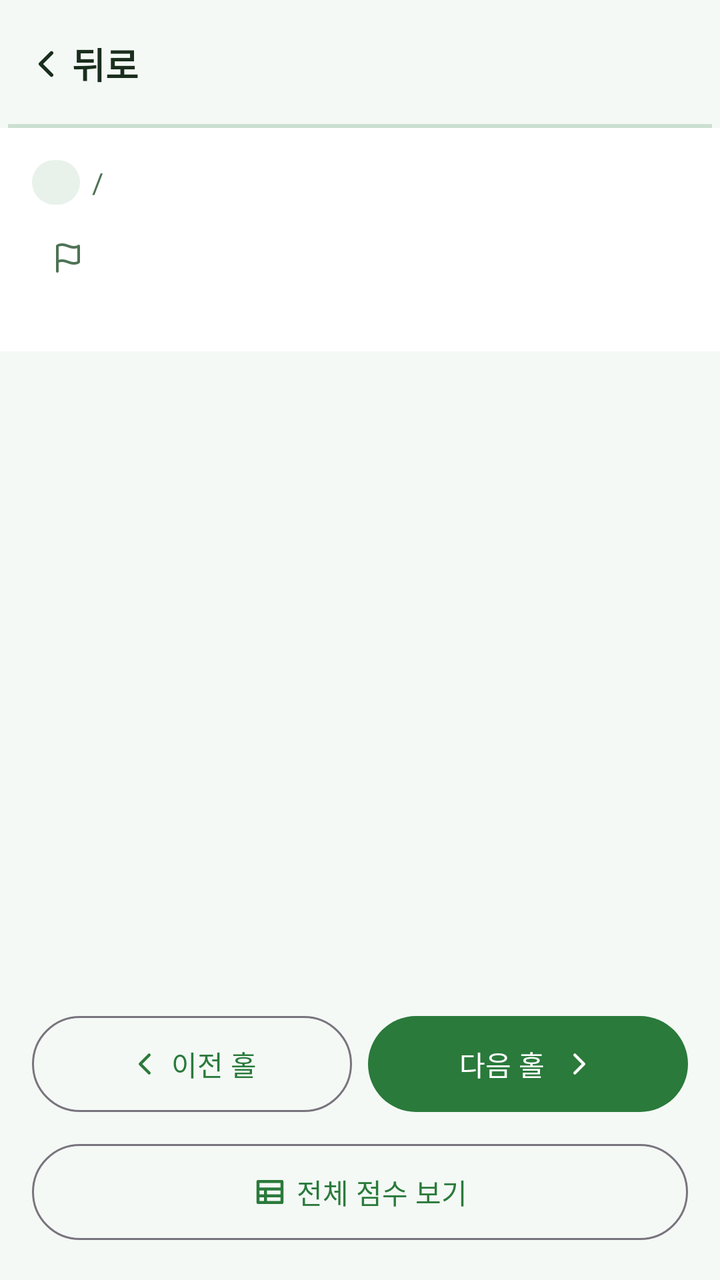
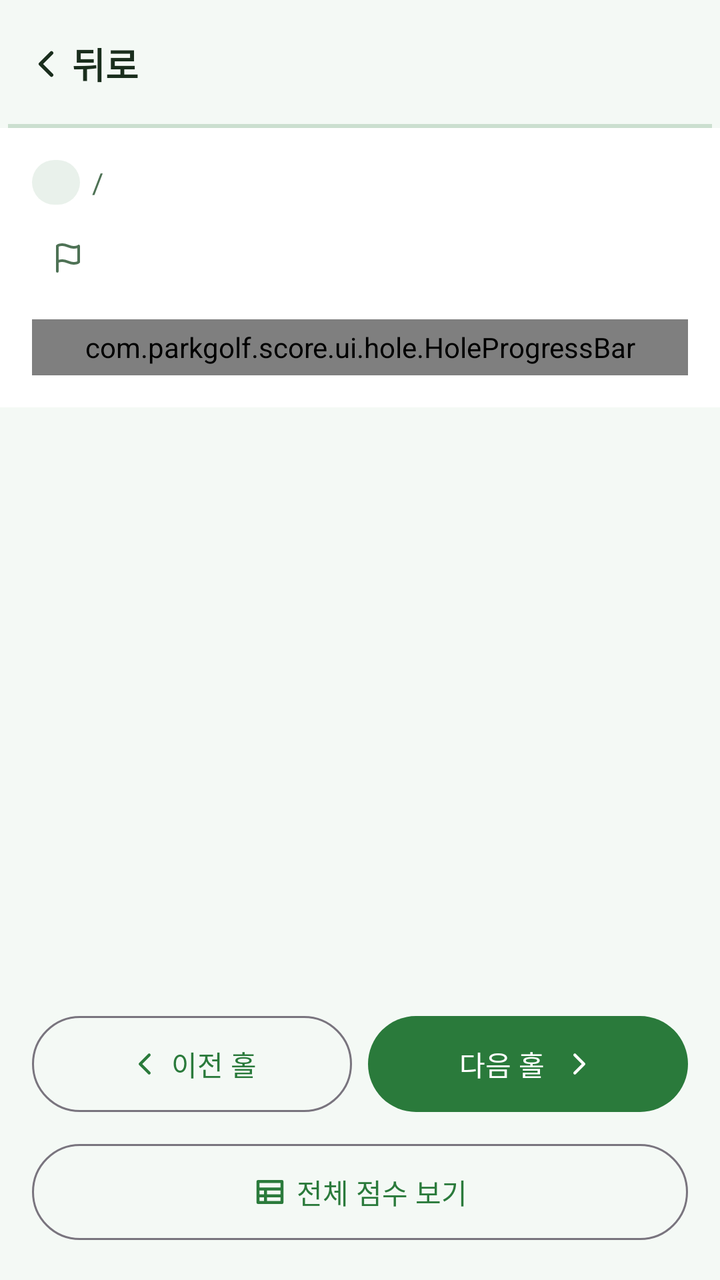

An Android layout rendered at two revisions. The XML below is the earlier revision; the diff shows what the commit changed to produce the second picture.
<!-- AndroidManifest.xml: application theme Theme.ParkGolf -->
<!-- res/layout/fragment_hole_input.xml -->
<?xml version="1.0" encoding="utf-8"?>
<LinearLayout xmlns:android="http://schemas.android.com/apk/res/android"
    xmlns:app="http://schemas.android.com/apk/res-auto"
    android:layout_width="match_parent" android:layout_height="match_parent"
    android:orientation="vertical" android:background="?attr/parkBackground">

    <include android:id="@+id/topBar" layout="@layout/view_top_bar" />

    <LinearLayout android:layout_width="match_parent" android:layout_height="wrap_content"
        android:orientation="vertical" android:background="@color/card"
        android:padding="@dimen/screen_padding">
        <LinearLayout android:layout_width="wrap_content" android:layout_height="wrap_content"
            android:orientation="horizontal" android:gravity="center_vertical">
            <TextView android:id="@+id/tvVenueChip"
                android:layout_width="wrap_content" android:layout_height="wrap_content"
                android:background="@drawable/bg_pill_primary" android:paddingHorizontal="12dp"
                android:paddingVertical="3dp" android:textColor="?attr/parkPrimary"
                android:textStyle="bold" android:textSize="12sp" />
            <TextView android:layout_width="wrap_content" android:layout_height="wrap_content"
                android:text="/" android:layout_marginHorizontal="6dp"
                android:textColor="?attr/parkMutedForeground" />
            <TextView android:id="@+id/tvCourse"
                android:layout_width="wrap_content" android:layout_height="wrap_content"
                android:textColor="?attr/parkForeground" android:textStyle="bold" android:textSize="12sp" />
        </LinearLayout>

        <LinearLayout android:layout_width="match_parent" android:layout_height="wrap_content"
            android:orientation="horizontal" android:gravity="center_vertical"
            android:layout_marginTop="8dp">
            <TextView android:id="@+id/tvHole"
                android:layout_width="wrap_content" android:layout_height="wrap_content"
                android:textSize="28sp" android:textStyle="bold" android:textColor="?attr/parkForeground" />
            <ImageView android:layout_width="16dp" android:layout_height="16dp"
                android:layout_marginStart="10dp" android:src="@drawable/ic_flag"
                app:tint="?attr/parkMutedForeground" android:importantForAccessibility="no" />
            <TextView android:id="@+id/tvPar"
                android:layout_width="wrap_content" android:layout_height="wrap_content"
                android:layout_marginStart="4dp" android:textColor="?attr/parkMutedForeground"
                android:textStyle="bold" />
            <View android:layout_width="0dp" android:layout_height="1dp" android:layout_weight="1" />
            <TextView android:id="@+id/tvHoleCounter"
                android:layout_width="wrap_content" android:layout_height="wrap_content"
                android:textColor="?attr/parkMutedForeground" android:textStyle="bold" />
        </LinearLayout>

        <HorizontalScrollView android:layout_width="match_parent" android:layout_height="wrap_content"
            android:layout_marginTop="12dp" android:scrollbars="none">
            <LinearLayout android:id="@+id/dotsContainer"
                android:layout_width="wrap_content" android:layout_height="wrap_content"
                android:orientation="horizontal" android:gravity="center_vertical" />
        </HorizontalScrollView>
    </LinearLayout>

    <ScrollView android:layout_width="match_parent" android:layout_height="0dp"
        android:layout_weight="1" android:fillViewport="true" android:padding="@dimen/screen_padding">
        <LinearLayout android:id="@+id/playerContainer"
            android:layout_width="match_parent" android:layout_height="wrap_content"
            android:orientation="vertical" />
    </ScrollView>

    <LinearLayout android:layout_width="match_parent" android:layout_height="wrap_content"
        android:orientation="vertical" android:padding="@dimen/screen_padding"
        android:background="?attr/parkBackground">
        <LinearLayout android:layout_width="match_parent" android:layout_height="wrap_content"
            android:orientation="horizontal">
            <Button android:id="@+id/btnPrev" style="?attr/materialButtonOutlinedStyle"
                android:layout_width="0dp" android:layout_height="wrap_content" android:layout_weight="1"
                android:minHeight="@dimen/touch_min" android:text="@string/prev_hole_plain"
                android:maxLines="1" app:icon="@drawable/ic_chevron_left" app:iconGravity="textStart" />
            <Button android:id="@+id/btnNext"
                android:layout_width="0dp" android:layout_height="wrap_content" android:layout_weight="1"
                android:layout_marginStart="8dp" android:minHeight="@dimen/touch_min"
                android:maxLines="1" android:text="@string/next_hole_plain"
                app:icon="@drawable/ic_chevron_right" app:iconGravity="textEnd" />
        </LinearLayout>
        <Button android:id="@+id/btnGrid" style="?attr/materialButtonOutlinedStyle"
            android:layout_width="match_parent" android:layout_height="wrap_content"
            android:minHeight="@dimen/touch_min" android:layout_marginTop="8dp"
            android:text="@string/view_full_scores" app:icon="@drawable/ic_table" app:iconGravity="textStart" />
    </LinearLayout>
</LinearLayout>
<!-- res/layout/view_top_bar.xml (included above) -->
<?xml version="1.0" encoding="utf-8"?>
<androidx.constraintlayout.widget.ConstraintLayout
    xmlns:android="http://schemas.android.com/apk/res/android"
    xmlns:app="http://schemas.android.com/apk/res-auto"
    android:layout_width="match_parent"
    android:layout_height="wrap_content"
    android:background="?attr/parkBackground"
    android:minHeight="64dp"
    android:paddingHorizontal="4dp">

    <LinearLayout
        android:id="@+id/btnBack"
        android:layout_width="wrap_content"
        android:layout_height="@dimen/touch_min"
        android:orientation="horizontal"
        android:gravity="center_vertical"
        android:paddingHorizontal="8dp"
        android:background="?attr/selectableItemBackground"
        android:clickable="true"
        android:focusable="true"
        android:contentDescription="@string/back"
        app:layout_constraintStart_toStartOf="parent"
        app:layout_constraintTop_toTopOf="parent"
        app:layout_constraintBottom_toBottomOf="parent">
        <ImageView
            android:layout_width="22dp" android:layout_height="22dp"
            android:src="@drawable/ic_chevron_left"
            android:importantForAccessibility="no" />
        <TextView
            android:layout_width="wrap_content" android:layout_height="wrap_content"
            android:layout_marginStart="2dp"
            android:text="@string/back"
            android:textColor="?attr/parkForeground"
            android:textSize="@dimen/body_text"
            android:textStyle="bold" />
    </LinearLayout>

    <TextView
        android:id="@+id/tvBarTitle"
        android:layout_width="0dp"
        android:layout_height="wrap_content"
        android:gravity="center"
        android:textSize="@dimen/body_text"
        android:textStyle="bold"
        android:textColor="?attr/parkForeground"
        android:maxLines="1"
        android:ellipsize="end"
        app:layout_constraintStart_toEndOf="@id/btnBack"
        app:layout_constraintEnd_toStartOf="@id/barSpacer"
        app:layout_constraintTop_toTopOf="parent"
        app:layout_constraintBottom_toBottomOf="parent" />

    <Space
        android:id="@+id/barSpacer"
        android:layout_width="72dp"
        android:layout_height="1dp"
        app:layout_constraintEnd_toEndOf="parent"
        app:layout_constraintTop_toTopOf="parent" />

    <View android:layout_width="0dp" android:layout_height="@dimen/border_width"
        android:background="?attr/parkBorder"
        app:layout_constraintStart_toStartOf="parent"
        app:layout_constraintEnd_toEndOf="parent"
        app:layout_constraintBottom_toBottomOf="parent" />
</androidx.constraintlayout.widget.ConstraintLayout>
<!-- resources referenced by this layout -->
<resources>
  <color name="card">#FFFFFF</color>
  <dimen name="body_text">18sp</dimen>
  <dimen name="border_width">2dp</dimen>
  <dimen name="screen_padding">16dp</dimen>
  <dimen name="touch_min">56dp</dimen>
  <!-- drawable bg_pill_primary (drawable) -->
  <?xml version="1.0" encoding="utf-8"?>
  <shape xmlns:android="http://schemas.android.com/apk/res/android" android:shape="rectangle">
      <solid android:color="?attr/parkPrimary10" />
      <corners android:radius="@dimen/radius_pill" />
  </shape>
  <!-- drawable ic_chevron_left (drawable) -->
  <vector xmlns:android="http://schemas.android.com/apk/res/android" android:width="24dp" android:height="24dp" android:viewportWidth="24" android:viewportHeight="24">
      <path android:strokeColor="?attr/parkForeground" android:strokeWidth="2" android:strokeLineCap="round" android:strokeLineJoin="round" android:pathData="M15,18 L9,12 L15,6" />
  </vector>
  <!-- drawable ic_chevron_right (drawable) -->
  <vector xmlns:android="http://schemas.android.com/apk/res/android" android:width="24dp" android:height="24dp" android:viewportWidth="24" android:viewportHeight="24">
      <path android:strokeColor="?attr/parkForeground" android:strokeWidth="2" android:strokeLineCap="round" android:strokeLineJoin="round" android:pathData="M9,18 L15,12 L9,6" />
  </vector>
  <!-- drawable ic_flag (drawable) -->
  <vector xmlns:android="http://schemas.android.com/apk/res/android" android:width="24dp" android:height="24dp" android:viewportWidth="24" android:viewportHeight="24">
      <path android:strokeColor="?attr/parkForeground" android:strokeWidth="2" android:strokeLineCap="round" android:strokeLineJoin="round" android:pathData="M4,15 C4,15 5,14 8,14 C11,14 13,16 16,16 C19,16 20,15 20,15 L20,3 C20,3 19,4 16,4 C13,4 11,2 8,2 C5,2 4,3 4,3 Z M4,22 L4,15" />
  </vector>
  <!-- drawable ic_table (drawable) -->
  <vector xmlns:android="http://schemas.android.com/apk/res/android" android:width="24dp" android:height="24dp" android:viewportWidth="24" android:viewportHeight="24">
      <path android:strokeColor="?attr/parkMutedForeground" android:strokeWidth="2" android:strokeLineCap="round" android:strokeLineJoin="round" android:pathData="M4,5 L20,5 L20,19 L4,19 Z M4,10 L20,10 M4,14.5 L20,14.5 M9,10 L9,19" />
  </vector>
  <string name="back">뒤로</string>
  <string name="next_hole_plain">다음 홀</string>
  <string name="prev_hole_plain">이전 홀</string>
  <string name="view_full_scores">전체 점수 보기</string>
  <style name="Theme.ParkGolf" parent="Theme.ParkGolf.Green" />
  <dimen name="radius_pill">999dp</dimen>
  <style name="Theme.ParkGolf.Green" parent="Theme.ParkGolf.Base">
          <item name="colorPrimary">#2A7A3B</item>
          <item name="android:windowBackground">#F4F9F5</item>
          <item name="parkBackground">#F4F9F5</item>
          <item name="parkForeground">#1A2E1D</item>
          <item name="parkPrimary">#2A7A3B</item>
          <item name="parkPrimary10">#1A2A7A3B</item>
          <item name="parkSecondary">#E6F2E8</item>
          <item name="parkMuted">#EAF3EC</item>
          <item name="parkMutedForeground">#4E7255</item>
          <item name="parkAccent">#D2EBDA</item>
          <item name="parkAccentForeground">#1A3D21</item>
          <item name="parkBorder">#332A7A3B</item>
          <item name="parkInputBg">#EAF3EC</item>
      </style>
  <style name="Theme.ParkGolf.Base" parent="Theme.Material3.DayNight.NoActionBar">
          <item name="colorOnPrimary">@color/on_primary</item>
          <item name="android:textColorPrimary">?attr/parkForeground</item>
      </style>
  <color name="on_primary">#FFFFFF</color>
</resources>

<!-- the commit's change to res/layout/fragment_hole_input.xml (unified diff, before → after) -->
@@ -43,12 +43,11 @@
                 android:textColor="?attr/parkMutedForeground" android:textStyle="bold" />
         </LinearLayout>
 
-        <HorizontalScrollView android:layout_width="match_parent" android:layout_height="wrap_content"
-            android:layout_marginTop="12dp" android:scrollbars="none">
-            <LinearLayout android:id="@+id/dotsContainer"
-                android:layout_width="wrap_content" android:layout_height="wrap_content"
-                android:orientation="horizontal" android:gravity="center_vertical" />
-        </HorizontalScrollView>
+        <com.parkgolf.score.ui.hole.HoleProgressBar
+            android:id="@+id/holeProgress"
+            android:layout_width="match_parent"
+            android:layout_height="28dp"
+            android:layout_marginTop="12dp" />
     </LinearLayout>
 
     <ScrollView android:layout_width="match_parent" android:layout_height="0dp"
